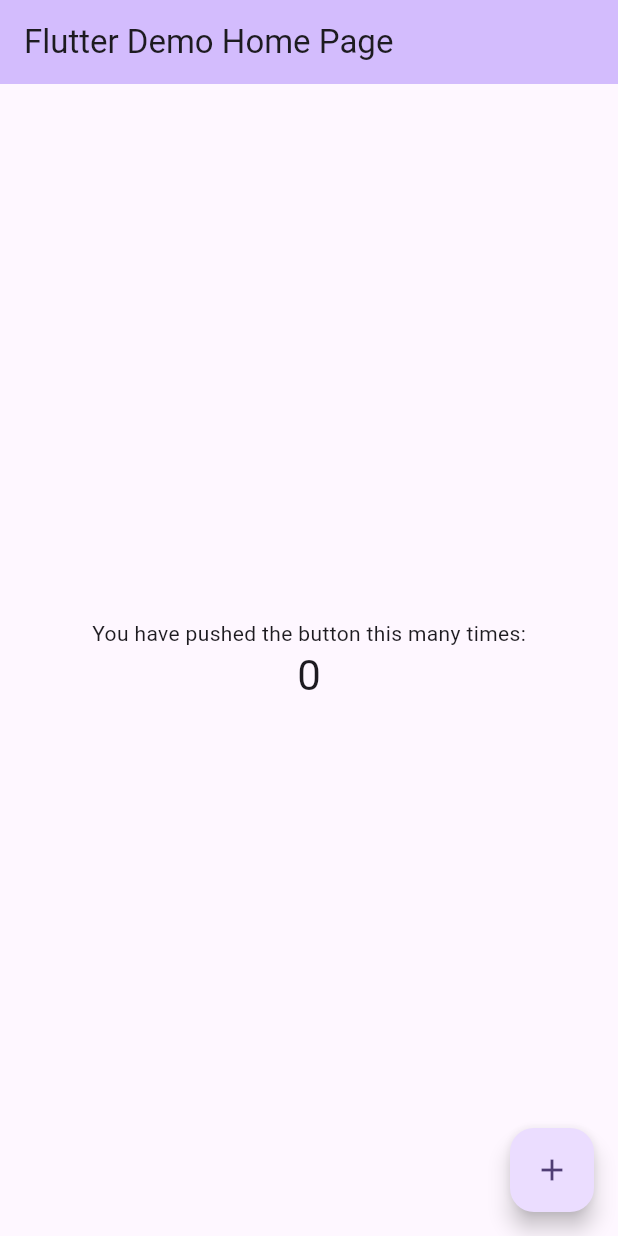
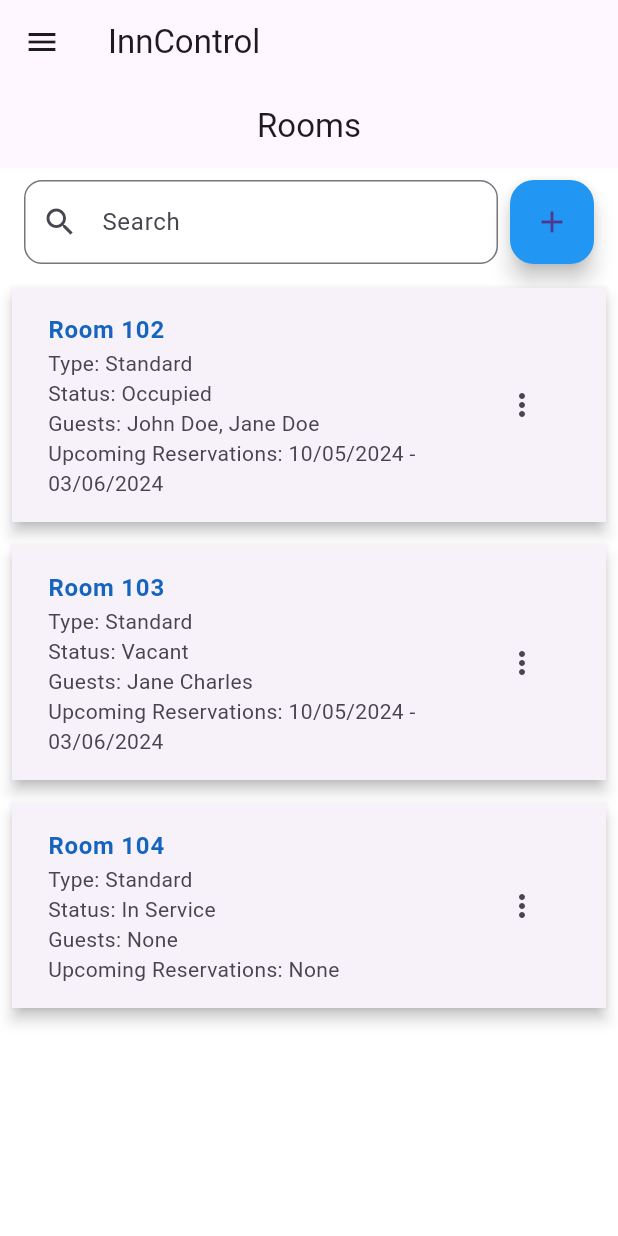
Before and after one commit to upc-pre-20242-cc238-wx61-grupo1/inncontrol-mobile-app, a Flutter app: the screen it shows after launch, on a phone screen of 412 x 824 dp. Run offline on Flutter 3.47's test engine with Material 3 defaults, Android fonts, the phone set to English and light mode, and no system bars.

Commit message:
feat: room

```diff
--- /dev/null
+++ b/lib/components/room_card.dart
@@ -0,0 +1,52 @@
+import 'package:flutter/material.dart';
+import '../models/room.dart';
+import 'room_form.dart';  // Import the room model
+
+class RoomCard extends StatelessWidget {
+  final Room room;
+
+  const RoomCard({Key? key, required this.room}) : super(key: key);
+
+  @override
+  Widget build(BuildContext context) {
+    return Card(
+      elevation: 4,
+      margin: const EdgeInsets.symmetric(vertical: 8),
+      shape: const RoundedRectangleBorder(
+        borderRadius: BorderRadius.zero, // Completely square borders
+      ),
+      child: Padding(
+        padding: const EdgeInsets.all(8.0),
+        child: ListTile(
+          title: Text(
+            'Room ${room.number}',
+            style: TextStyle(
+              fontWeight: FontWeight.bold,
+              fontSize: 16,
+              color: Colors.blue[800],
+            ),
+          ),
+          subtitle: Column(
+            crossAxisAlignment: CrossAxisAlignment.start,
+            children: [
+              Text('Type: ${room.type}'),
+              Text('Status: ${room.status}'),
+              Text('Guests: ${room.guests}'),
+              Text('Upcoming Reservations: ${room.upcomingReservations}'),
+            ],
+          ),
+          trailing: IconButton(
+            icon: const Icon(Icons.more_vert),
+            onPressed: () {
+              // Open the dialog for editing the room
+              showDialog(
+                context: context,
+                builder: (context) => EditRoomDialog(room: room),
+              );
+            },
+          ),
+        ),
+      ),
+    );
+  }
+}
--- a/lib/main.dart
+++ b/lib/main.dart
@@ -1,125 +1,20 @@
 import 'package:flutter/material.dart';
+import 'navigation/main_page.dart';  // Import the MainPage
 
 void main() {
-  runApp(const MyApp());
+  runApp(MyApp());
 }
 
 class MyApp extends StatelessWidget {
-  const MyApp({super.key});
-
-  // This widget is the root of your application.
   @override
   Widget build(BuildContext context) {
     return MaterialApp(
-      title: 'Flutter Demo',
+      title: 'InnControl',
       theme: ThemeData(
-        // This is the theme of your application.
-        //
-        // TRY THIS: Try running your application with "flutter run". You'll see
-        // the application has a purple toolbar. Then, without quitting the app,
-        // try changing the seedColor in the colorScheme below to Colors.green
-        // and then invoke "hot reload" (save your changes or press the "hot
-        // reload" button in a Flutter-supported IDE, or press "r" if you used
-        // the command line to start the app).
-        //
-        // Notice that the counter didn't reset back to zero; the application
-        // state is not lost during the reload. To reset the state, use hot
-        // restart instead.
-        //
-        // This works for code too, not just values: Most code changes can be
-        // tested with just a hot reload.
-        colorScheme: ColorScheme.fromSeed(seedColor: Colors.deepPurple),
-        useMaterial3: true,
+        primarySwatch: Colors.blue,
+        scaffoldBackgroundColor: Colors.white,
       ),
-      home: const MyHomePage(title: 'Flutter Demo Home Page'),
+      home: MainPage(),  // Use the RoomsPage as the home
     );
   }
 }
-
-class MyHomePage extends StatefulWidget {
-  const MyHomePage({super.key, required this.title});
-
-  // This widget is the home page of your application. It is stateful, meaning
-  // that it has a State object (defined below) that contains fields that affect
-  // how it looks.
-
-  // This class is the configuration for the state. It holds the values (in this
-  // case the title) provided by the parent (in this case the App widget) and
-  // used by the build method of the State. Fields in a Widget subclass are
-  // always marked "final".
-
-  final String title;
-
-  @override
-  State<MyHomePage> createState() => _MyHomePageState();
-}
-
-class _MyHomePageState extends State<MyHomePage> {
-  int _counter = 0;
-
-  void _incrementCounter() {
-    setState(() {
-      // This call to setState tells the Flutter framework that something has
-      // changed in this State, which causes it to rerun the build method below
-      // so that the display can reflect the updated values. If we changed
-      // _counter without calling setState(), then the build method would not be
-      // called again, and so nothing would appear to happen.
-      _counter++;
-    });
-  }
-
-  @override
-  Widget build(BuildContext context) {
-    // This method is rerun every time setState is called, for instance as done
-    // by the _incrementCounter method above.
-    //
-    // The Flutter framework has been optimized to make rerunning build methods
-    // fast, so that you can just rebuild anything that needs updating rather
-    // than having to individually change instances of widgets.
-    return Scaffold(
-      appBar: AppBar(
-        // TRY THIS: Try changing the color here to a specific color (to
-        // Colors.amber, perhaps?) and trigger a hot reload to see the AppBar
-        // change color while the other colors stay the same.
-        backgroundColor: Theme.of(context).colorScheme.inversePrimary,
-        // Here we take the value from the MyHomePage object that was created by
-        // the App.build method, and use it to set our appbar title.
-        title: Text(widget.title),
-      ),
-      body: Center(
-        // Center is a layout widget. It takes a single child and positions it
-        // in the middle of the parent.
-        child: Column(
-          // Column is also a layout widget. It takes a list of children and
-          // arranges them vertically. By default, it sizes itself to fit its
-          // children horizontally, and tries to be as tall as its parent.
-          //
-          // Column has various properties to control how it sizes itself and
-          // how it positions its children. Here we use mainAxisAlignment to
-          // center the children vertically; the main axis here is the vertical
-          // axis because Columns are vertical (the cross axis would be
-          // horizontal).
-          //
-          // TRY THIS: Invoke "debug painting" (choose the "Toggle Debug Paint"
-          // action in the IDE, or press "p" in the console), to see the
-          // wireframe for each widget.
-          mainAxisAlignment: MainAxisAlignment.center,
-          children: <Widget>[
-            const Text(
-              'You have pushed the button this many times:',
-            ),
-            Text(
-              '$_counter',
-              style: Theme.of(context).textTheme.headlineMedium,
-            ),
-          ],
-        ),
-      ),
-      floatingActionButton: FloatingActionButton(
-        onPressed: _incrementCounter,
-        tooltip: 'Increment',
-        child: const Icon(Icons.add),
-      ), // This trailing comma makes auto-formatting nicer for build methods.
-    );
-  }
-}
--- /dev/null
+++ b/lib/models/room.dart
@@ -0,0 +1,15 @@
+class Room {
+  final String number;
+  final String type;
+  final String status;
+  final String guests;
+  final String upcomingReservations;
+
+  Room({
+    required this.number,
+    required this.type,
+    required this.status,
+    required this.guests,
+    required this.upcomingReservations,
+  });
+}
--- /dev/null
+++ b/lib/navigation/main_page.dart
@@ -0,0 +1,76 @@
+import 'package:flutter/material.dart';
+import '../views/rooms/rooms_list_screen.dart';  // Import RoomsPage
+
+class MainPage extends StatefulWidget {
+  @override
+  _MainPageState createState() => _MainPageState();
+}
+
+class _MainPageState extends State<MainPage> {
+  int _selectedIndex = 0;
+
+  // Define a list of views (pages) for navigation
+  static List<Widget> _pages = <Widget>[
+    RoomListScreen(),  // Room view
+  ];
+
+  // Method to handle the navigation to the selected page
+  void _onItemTapped(int index) {
+    setState(() {
+      _selectedIndex = index;  // Update the selected index
+    });
+  }
+
+  @override
+  Widget build(BuildContext context) {
+    return Scaffold(
+      appBar: AppBar(
+        title: Text('InnControl'),
+      ),
+      drawer: Drawer(  // Navigation Drawer
+        child: ListView(
+          padding: EdgeInsets.zero,
+          children: <Widget>[
+            DrawerHeader(
+              decoration: BoxDecoration(
+                color: Colors.blue,
+              ),
+              child: Text(
+                'InnControl',
+                style: TextStyle(
+                  color: Colors.white,
+                  fontSize: 24,
+                ),
+              ),
+            ),
+            ListTile(
+              leading: Icon(Icons.meeting_room),
+              title: Text('Rooms'),
+              onTap: () {
+                _onItemTapped(0);  // Navigate to RoomsPage
+                Navigator.pop(context);  // Close the drawer
+              },
+            ),
+            ListTile(
+              leading: Icon(Icons.task),
+              title: Text('Tasks'),
+              onTap: () {
+                _onItemTapped(1);  // Navigate to TaskListScreen
+                Navigator.pop(context);  // Close the drawer
+              },
+            ),
+            ListTile(
+              leading: Icon(Icons.task),
+              title: Text('Iventory'),
+              onTap: () {
+                _onItemTapped(2);  // Navigate to TaskListScreen
+                Navigator.pop(context);  // Close the drawer
+              },
+            ),
+          ],
+        ),
+      ),
+      body: _pages[_selectedIndex],  // Display the selected view
+    );
+  }
+}
--- /dev/null
+++ b/lib/views/rooms/rooms_list_screen.dart
@@ -0,0 +1,93 @@
+import 'package:flutter/material.dart';
+import '../../components/room_card.dart';  // Import the room card widget
+import '../../components/room_form.dart'; // Import the room form widgets
+import '../../models/room.dart';  // Import the room model
+
+class RoomListScreen extends StatelessWidget {
+  final List<Room> rooms = [
+    Room(
+      number: '102',
+      type: 'Standard',
+      status: 'Occupied',
+      guests: 'John Doe, Jane Doe',
+      upcomingReservations: '10/05/2024 - 03/06/2024',
+    ),
+    Room(
+      number: '103',
+      type: 'Standard',
+      status: 'Vacant',
+      guests: 'Jane Charles',
+      upcomingReservations: '10/05/2024 - 03/06/2024',
+    ),
+    Room(
+      number: '104',
+      type: 'Standard',
+      status: 'In Service',
+      guests: 'None',
+      upcomingReservations: 'None',
+    ),
+  ];
+
+  @override
+  Widget build(BuildContext context) {
+    return Scaffold(
+      appBar: AppBar(
+        title: const Text('Rooms'),
+        centerTitle: true,
+        // leading: IconButton(
+        //   icon: const Icon(Icons.menu),
+        //   onPressed: () {
+        //     Scaffold.of(context).openDrawer();  // This opens the drawer
+        //   },
+        // ),
+      ),
+      body: Padding(
+        padding: const EdgeInsets.all(8.0),
+        child: Column(
+          children: [
+            Padding(
+              padding: const EdgeInsets.symmetric(horizontal: 8.0),
+              child: Row(
+                children: [
+                  Expanded(
+                    child: TextField(
+                      decoration: InputDecoration(
+                        prefixIcon: Icon(Icons.search),
+                        hintText: 'Search',
+                        border: OutlineInputBorder(
+                          borderRadius: BorderRadius.circular(12.0),
+                        ),
+                      ),
+                    ),
+                  ),
+                  const SizedBox(width: 8),
+                  FloatingActionButton(
+                    onPressed: () {
+                      // Open the dialog for adding a new room
+                      showDialog(
+                        context: context,
+                        builder: (context) => AddRoomDialog(),
+                      );
+                    },
+                    child: const Icon(Icons.add),
+                    backgroundColor: Colors.blue,
+                  ),
+                ],
+              ),
+            ),
+            const SizedBox(height: 8),
+            Expanded(
+              child: ListView.builder(
+                itemCount: rooms.length,
+                itemBuilder: (context, index) {
+                  final room = rooms[index];
+                  return RoomCard(room: room);  // Use the room card component
+                },
+              ),
+            ),
+          ],
+        ),
+      ),
+    );
+  }
+}
```
Also changed, not shown: lib/components/room_form.dart (added, +258 -0 lines), lib/components/room_task_dialog.dart (added, +117 -0 lines).
